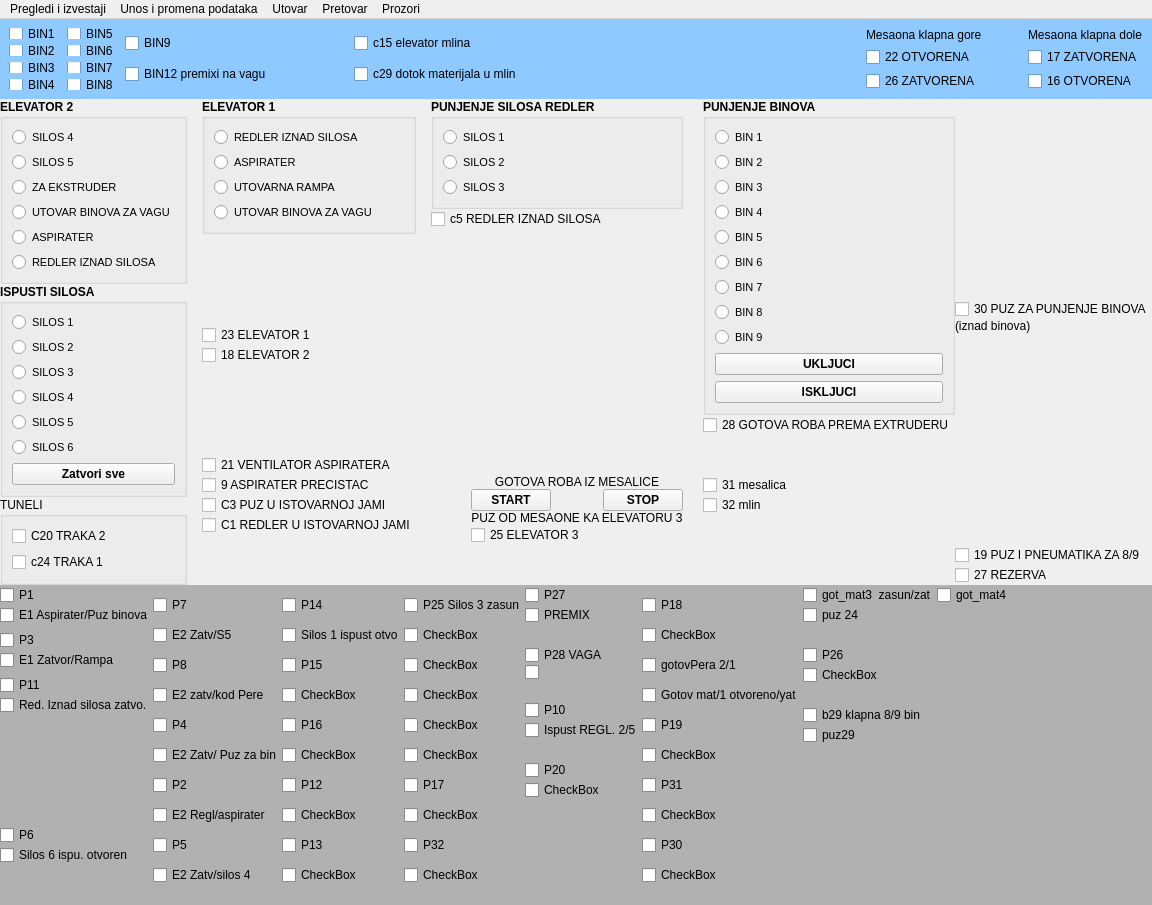
First picture: the form in ui/mainwindow1.ui, repository nikolakn/biovita, before the edit.
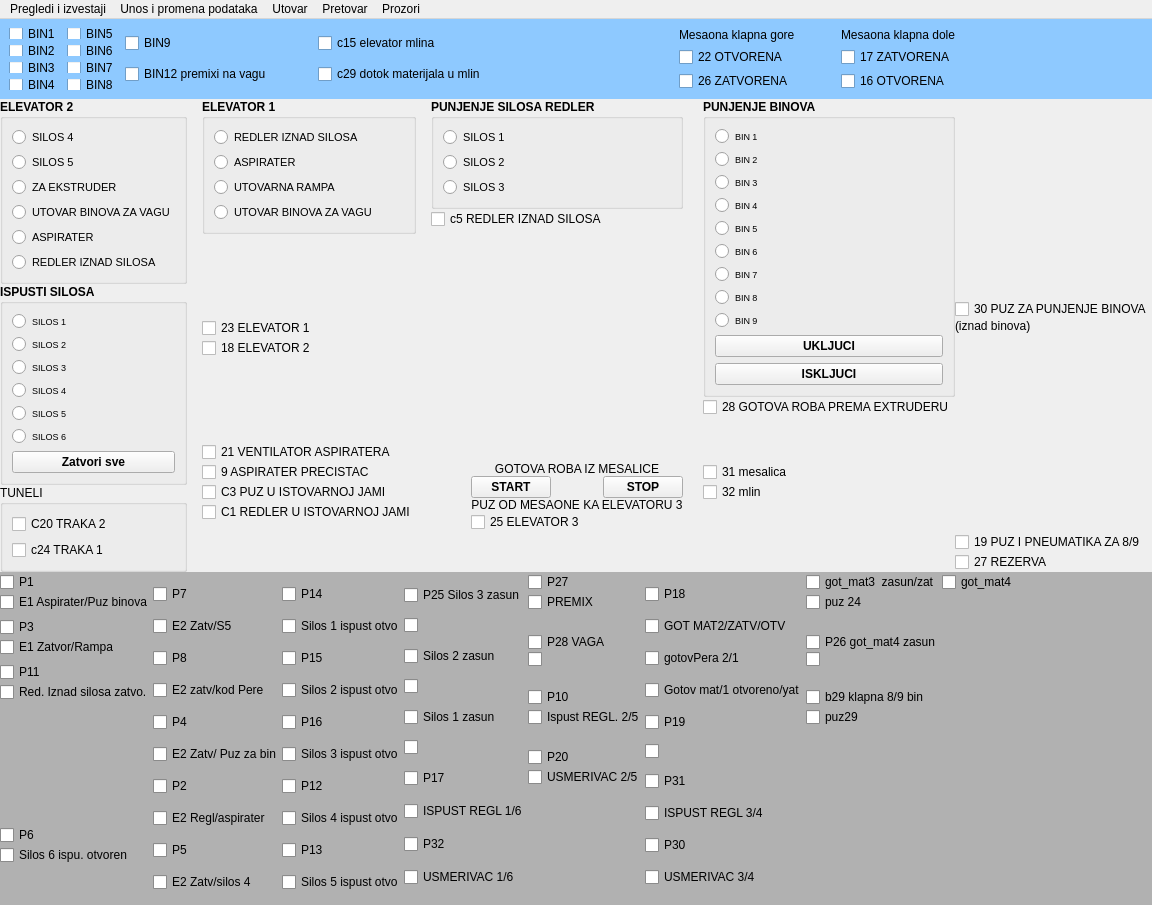
Second picture: the form after the edit.

Diff of the .ui file:
```diff
--- a/ui/mainwindow1.ui
+++ b/ui/mainwindow1.ui
@@ -319,6 +319,19 @@
            </item>
           </layout>
          </item>
+         <item>
+          <spacer name="horizontalSpacer_10">
+           <property name="orientation">
+            <enum>Qt::Horizontal</enum>
+           </property>
+           <property name="sizeHint" stdset="0">
+            <size>
+             <width>40</width>
+             <height>20</height>
+            </size>
+           </property>
+          </spacer>
+         </item>
         </layout>
        </widget>
       </item>
@@ -457,7 +470,7 @@
             <widget class="QRadioButton" name="radioButton_12">
              <property name="font">
               <font>
-               <pointsize>8</pointsize>
+               <pointsize>7</pointsize>
                <weight>50</weight>
                <bold>false</bold>
               </font>
@@ -471,7 +484,7 @@
             <widget class="QRadioButton" name="radioButton_11">
              <property name="font">
               <font>
-               <pointsize>8</pointsize>
+               <pointsize>7</pointsize>
                <weight>50</weight>
                <bold>false</bold>
               </font>
@@ -485,7 +498,7 @@
             <widget class="QRadioButton" name="radioButton_10">
              <property name="font">
               <font>
-               <pointsize>8</pointsize>
+               <pointsize>7</pointsize>
                <weight>50</weight>
                <bold>false</bold>
               </font>
@@ -499,7 +512,7 @@
             <widget class="QRadioButton" name="radioButton_9">
              <property name="font">
               <font>
-               <pointsize>8</pointsize>
+               <pointsize>7</pointsize>
                <weight>50</weight>
                <bold>false</bold>
               </font>
@@ -513,7 +526,7 @@
             <widget class="QRadioButton" name="radioButton_8">
              <property name="font">
               <font>
-               <pointsize>8</pointsize>
+               <pointsize>7</pointsize>
                <weight>50</weight>
                <bold>false</bold>
               </font>
@@ -527,7 +540,7 @@
             <widget class="QRadioButton" name="radioButton_7">
              <property name="font">
               <font>
-               <pointsize>8</pointsize>
+               <pointsize>7</pointsize>
                <weight>50</weight>
                <bold>false</bold>
               </font>
@@ -1009,7 +1022,7 @@
             <widget class="QRadioButton" name="radioButton_22">
              <property name="font">
               <font>
-               <pointsize>8</pointsize>
+               <pointsize>7</pointsize>
                <weight>50</weight>
                <bold>false</bold>
               </font>
@@ -1023,7 +1036,7 @@
             <widget class="QRadioButton" name="radioButton_23">
              <property name="font">
               <font>
-               <pointsize>8</pointsize>
+               <pointsize>7</pointsize>
                <weight>50</weight>
                <bold>false</bold>
               </font>
@@ -1037,7 +1050,7 @@
             <widget class="QRadioButton" name="radioButton_24">
              <property name="font">
               <font>
-               <pointsize>8</pointsize>
+               <pointsize>7</pointsize>
                <weight>50</weight>
                <bold>false</bold>
               </font>
@@ -1051,7 +1064,7 @@
             <widget class="QRadioButton" name="radioButton_25">
              <property name="font">
               <font>
-               <pointsize>8</pointsize>
+               <pointsize>7</pointsize>
                <weight>50</weight>
                <bold>false</bold>
               </font>
@@ -1065,7 +1078,7 @@
             <widget class="QRadioButton" name="radioButton_26">
              <property name="font">
               <font>
-               <pointsize>8</pointsize>
+               <pointsize>7</pointsize>
                <weight>50</weight>
                <bold>false</bold>
               </font>
@@ -1079,7 +1092,7 @@
             <widget class="QRadioButton" name="radioButton_27">
              <property name="font">
               <font>
-               <pointsize>8</pointsize>
+               <pointsize>7</pointsize>
                <weight>50</weight>
                <bold>false</bold>
               </font>
@@ -1093,7 +1106,7 @@
             <widget class="QRadioButton" name="radioButton_28">
              <property name="font">
               <font>
-               <pointsize>8</pointsize>
+               <pointsize>7</pointsize>
                <weight>50</weight>
                <bold>false</bold>
               </font>
@@ -1107,7 +1120,7 @@
             <widget class="QRadioButton" name="radioButton_29">
              <property name="font">
               <font>
-               <pointsize>8</pointsize>
+               <pointsize>7</pointsize>
                <weight>50</weight>
                <bold>false</bold>
               </font>
@@ -1121,7 +1134,7 @@
             <widget class="QRadioButton" name="radioButton_30">
              <property name="font">
               <font>
-               <pointsize>8</pointsize>
+               <pointsize>7</pointsize>
                <weight>50</weight>
                <bold>false</bold>
               </font>
@@ -1591,7 +1604,7 @@
            <item>
             <widget class="QCheckBox" name="checkBox_52">
              <property name="text">
-              <string>CheckBox</string>
+              <string>Silos 2 ispust otvo</string>
              </property>
             </widget>
            </item>
@@ -1605,7 +1618,7 @@
            <item>
             <widget class="QCheckBox" name="checkBox_53">
              <property name="text">
-              <string>CheckBox</string>
+              <string>Silos 3 ispust otvo</string>
              </property>
             </widget>
            </item>
@@ -1619,7 +1632,7 @@
            <item>
             <widget class="QCheckBox" name="checkBox_56">
              <property name="text">
-              <string>CheckBox</string>
+              <string>Silos 4 ispust otvo</string>
              </property>
             </widget>
            </item>
@@ -1633,7 +1646,7 @@
            <item>
             <widget class="QCheckBox" name="checkBox_54">
              <property name="text">
-              <string>CheckBox</string>
+              <string>Silos 5 ispust otvo</string>
              </property>
             </widget>
            </item>
@@ -1651,35 +1664,35 @@
            <item>
             <widget class="QCheckBox" name="checkBox_61">
              <property name="text">
-              <string>CheckBox</string>
+              <string/>
              </property>
             </widget>
            </item>
            <item>
             <widget class="QCheckBox" name="checkBox_64">
              <property name="text">
-              <string>CheckBox</string>
+              <string>Silos 2 zasun</string>
              </property>
             </widget>
            </item>
            <item>
             <widget class="QCheckBox" name="checkBox_68">
              <property name="text">
-              <string>CheckBox</string>
+              <string/>
              </property>
             </widget>
            </item>
            <item>
             <widget class="QCheckBox" name="checkBox_63">
              <property name="text">
-              <string>CheckBox</string>
+              <string>Silos 1 zasun</string>
              </property>
             </widget>
            </item>
            <item>
             <widget class="QCheckBox" name="checkBox_67">
              <property name="text">
-              <string>CheckBox</string>
+              <string/>
              </property>
             </widget>
            </item>
@@ -1693,7 +1706,7 @@
            <item>
             <widget class="QCheckBox" name="checkBox_65">
              <property name="text">
-              <string>CheckBox</string>
+              <string>ISPUST REGL 1/6</string>
              </property>
             </widget>
            </item>
@@ -1707,7 +1720,7 @@
            <item>
             <widget class="QCheckBox" name="checkBox_60">
              <property name="text">
-              <string>CheckBox</string>
+              <string>USMERIVAC 1/6</string>
              </property>
             </widget>
            </item>
@@ -1815,7 +1828,7 @@
            <item>
             <widget class="QCheckBox" name="checkBox_76">
              <property name="text">
-              <string>CheckBox</string>
+              <string>USMERIVAC 2/5</string>
              </property>
             </widget>
            </item>
@@ -1846,7 +1859,7 @@
            <item>
             <widget class="QCheckBox" name="checkBox_79">
              <property name="text">
-              <string>CheckBox</string>
+              <string>GOT MAT2/ZATV/OTV</string>
              </property>
             </widget>
            </item>
@@ -1874,7 +1887,7 @@
            <item>
             <widget class="QCheckBox" name="checkBox_82">
              <property name="text">
-              <string>CheckBox</string>
+              <string/>
              </property>
             </widget>
            </item>
@@ -1888,7 +1901,7 @@
            <item>
             <widget class="QCheckBox" name="checkBox_85">
              <property name="text">
-              <string>CheckBox</string>
+              <string>ISPUST REGL 3/4</string>
              </property>
             </widget>
            </item>
@@ -1902,7 +1915,7 @@
            <item>
             <widget class="QCheckBox" name="checkBox_86">
              <property name="text">
-              <string>CheckBox</string>
+              <string>USMERIVAC 3/4</string>
              </property>
             </widget>
            </item>
@@ -1943,14 +1956,14 @@
            <item>
             <widget class="QCheckBox" name="checkBox_89">
              <property name="text">
-              <string>P26</string>
+              <string>P26 got_mat4 zasun</string>
              </property>
             </widget>
            </item>
            <item>
             <widget class="QCheckBox" name="checkBox_88">
              <property name="text">
-              <string>CheckBox</string>
+              <string/>
              </property>
             </widget>
            </item>
```
